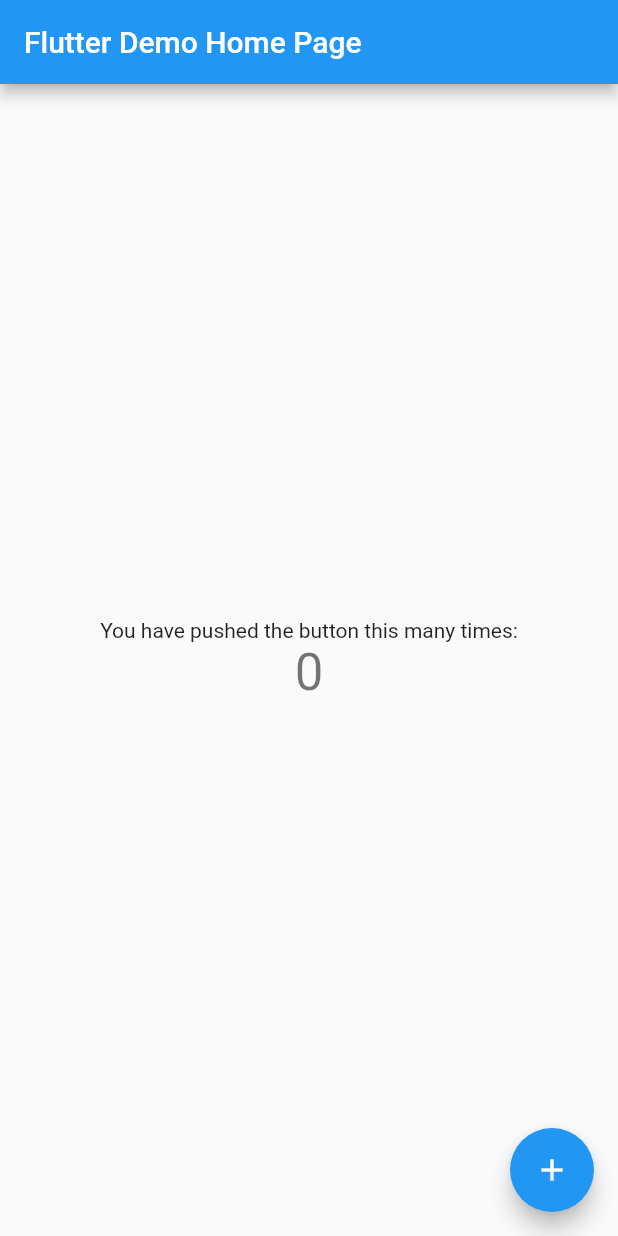
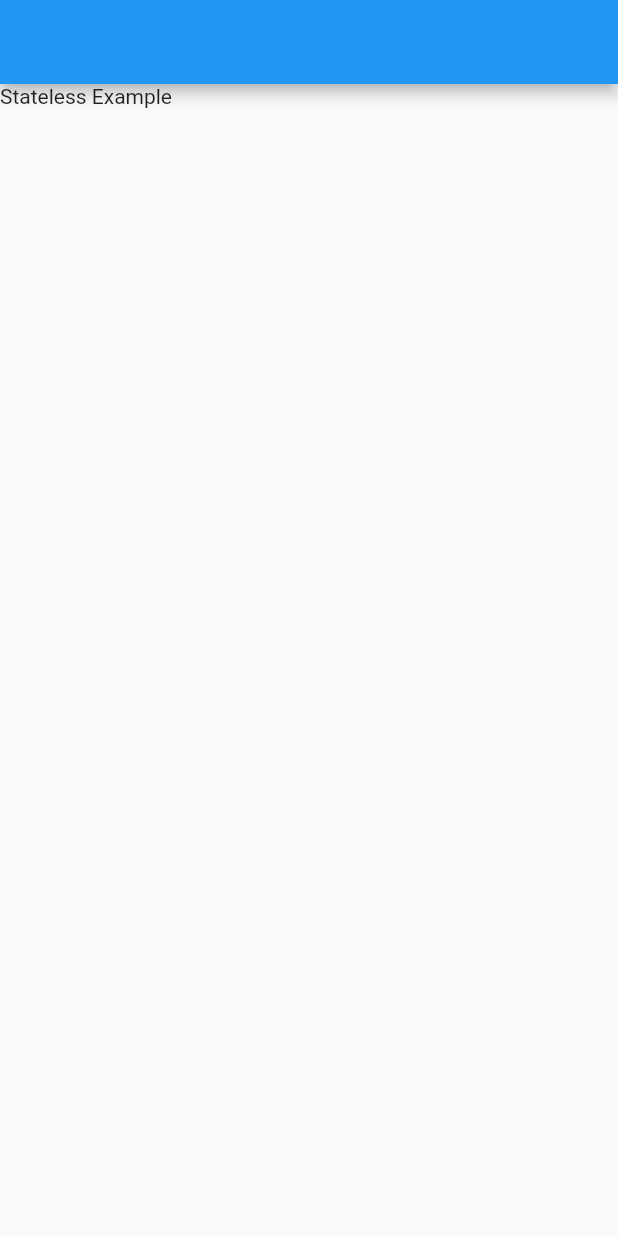
Before and after one commit to sach-shelar/Flutter-Tutorials, a Flutter app: the screen it shows after launch, on a phone screen of 412 x 824 dp. Run offline on Flutter 3.47's test engine with Material 2 defaults, Android fonts, the phone set to English and light mode, and no system bars.

Commit message:
Added stateless example

```diff
--- a/stateful_and_stateless_example/lib/main.dart
+++ b/stateful_and_stateless_example/lib/main.dart
@@ -1,4 +1,5 @@
 import 'package:flutter/material.dart';
+import 'package:stateful_and_stateless_example/statelessexample.dart';
 
 void main() {
   runApp(const MyApp());
@@ -13,103 +14,9 @@
     return MaterialApp(
       title: 'Flutter Demo',
       theme: ThemeData(
-        // This is the theme of your application.
-        //
-        // Try running your application with "flutter run". You'll see the
-        // application has a blue toolbar. Then, without quitting the app, try
-        // changing the primarySwatch below to Colors.green and then invoke
-        // "hot reload" (press "r" in the console where you ran "flutter run",
-        // or simply save your changes to "hot reload" in a Flutter IDE).
-        // Notice that the counter didn't reset back to zero; the application
-        // is not restarted.
         primarySwatch: Colors.blue,
       ),
-      home: const MyHomePage(title: 'Flutter Demo Home Page'),
+      home: StatelessExample(),
     );
   }
 }
-
-class MyHomePage extends StatefulWidget {
-  const MyHomePage({Key? key, required this.title}) : super(key: key);
-
-  // This widget is the home page of your application. It is stateful, meaning
-  // that it has a State object (defined below) that contains fields that affect
-  // how it looks.
-
-  // This class is the configuration for the state. It holds the values (in this
-  // case the title) provided by the parent (in this case the App widget) and
-  // used by the build method of the State. Fields in a Widget subclass are
-  // always marked "final".
-
-  final String title;
-
-  @override
-  State<MyHomePage> createState() => _MyHomePageState();
-}
-
-class _MyHomePageState extends State<MyHomePage> {
-  int _counter = 0;
-
-  void _incrementCounter() {
-    setState(() {
-      // This call to setState tells the Flutter framework that something has
-      // changed in this State, which causes it to rerun the build method below
-      // so that the display can reflect the updated values. If we changed
-      // _counter without calling setState(), then the build method would not be
-      // called again, and so nothing would appear to happen.
-      _counter++;
-    });
-  }
-
-  @override
-  Widget build(BuildContext context) {
-    // This method is rerun every time setState is called, for instance as done
-    // by the _incrementCounter method above.
-    //
-    // The Flutter framework has been optimized to make rerunning build methods
-    // fast, so that you can just rebuild anything that needs updating rather
-    // than having to individually change instances of widgets.
-    return Scaffold(
-      appBar: AppBar(
-        // Here we take the value from the MyHomePage object that was created by
-        // the App.build method, and use it to set our appbar title.
-        title: Text(widget.title),
-      ),
-      body: Center(
-        // Center is a layout widget. It takes a single child and positions it
-        // in the middle of the parent.
-        child: Column(
-          // Column is also a layout widget. It takes a list of children and
-          // arranges them vertically. By default, it sizes itself to fit its
-          // children horizontally, and tries to be as tall as its parent.
-          //
-          // Invoke "debug painting" (press "p" in the console, choose the
-          // "Toggle Debug Paint" action from the Flutter Inspector in Android
-          // Studio, or the "Toggle Debug Paint" command in Visual Studio Code)
-          // to see the wireframe for each widget.
-          //
-          // Column has various properties to control how it sizes itself and
-          // how it positions its children. Here we use mainAxisAlignment to
-          // center the children vertically; the main axis here is the vertical
-          // axis because Columns are vertical (the cross axis would be
-          // horizontal).
-          mainAxisAlignment: MainAxisAlignment.center,
-          children: <Widget>[
-            const Text(
-              'You have pushed the button this many times:',
-            ),
-            Text(
-              '$_counter',
-              style: Theme.of(context).textTheme.headline4,
-            ),
-          ],
-        ),
-      ),
-      floatingActionButton: FloatingActionButton(
-        onPressed: _incrementCounter,
-        tooltip: 'Increment',
-        child: const Icon(Icons.add),
-      ), // This trailing comma makes auto-formatting nicer for build methods.
-    );
-  }
-}
--- /dev/null
+++ b/stateful_and_stateless_example/lib/statelessexample.dart
@@ -0,0 +1,14 @@
+import 'package:flutter/material.dart';
+
+class StatelessExample extends StatelessWidget {
+  @override
+  Widget build(BuildContext context) {
+    const data = "Stateless Example";
+    return Scaffold(
+      appBar: AppBar(),
+      body: Column(children: [
+        const Text(data),
+      ]),
+    );
+  }
+}
```
